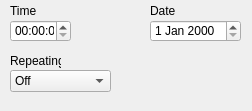
This is newschedule.ui in getupandgo/Alarm-clock-course-work- as Qt 5 draws it before an edit. The edited form follows.
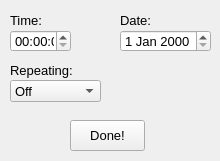
This is the edited form. Icons and pictures are not drawn.

Commit message: added few buttons and slots

Diff of the .ui file:
```diff
--- a/newschedule.ui
+++ b/newschedule.ui
@@ -6,8 +6,8 @@
    <rect>
     <x>0</x>
     <y>0</y>
-    <width>252</width>
-    <height>111</height>
+    <width>220</width>
+    <height>161</height>
    </rect>
   </property>
   <property name="windowTitle">
@@ -20,48 +20,68 @@
   <widget class="QLabel" name="label_3">
    <property name="geometry">
     <rect>
-     <x>150</x>
-     <y>0</y>
+     <x>120</x>
+     <y>10</y>
      <width>51</width>
      <height>21</height>
     </rect>
    </property>
+   <property name="font">
+    <font>
+     <pointsize>10</pointsize>
+    </font>
+   </property>
    <property name="text">
-    <string>Date</string>
+    <string>Date:</string>
    </property>
   </widget>
   <widget class="QTimeEdit" name="timeEdit">
    <property name="geometry">
     <rect>
      <x>10</x>
-     <y>20</y>
+     <y>30</y>
      <width>61</width>
      <height>22</height>
     </rect>
    </property>
+   <property name="font">
+    <font>
+     <pointsize>10</pointsize>
+    </font>
+   </property>
   </widget>
   <widget class="QLabel" name="label">
    <property name="geometry">
     <rect>
      <x>10</x>
-     <y>0</y>
+     <y>10</y>
      <width>51</width>
      <height>21</height>
     </rect>
    </property>
+   <property name="font">
+    <font>
+     <pointsize>10</pointsize>
+    </font>
+   </property>
    <property name="text">
-    <string>Time</string>
+    <string>Time:</string>
    </property>
   </widget>
   <widget class="QComboBox" name="repeatBox">
    <property name="geometry">
     <rect>
      <x>10</x>
-     <y>70</y>
-     <width>101</width>
+     <y>80</y>
+     <width>91</width>
      <height>22</height>
     </rect>
    </property>
+   <property name="font">
+    <font>
+     <pointsize>10</pointsize>
+    </font>
+   </property>
    <item>
     <property name="text">
      <string>Off</string>
@@ -92,24 +112,34 @@
    <property name="geometry">
     <rect>
      <x>10</x>
-     <y>50</y>
-     <width>51</width>
+     <y>60</y>
+     <width>71</width>
      <height>21</height>
     </rect>
    </property>
+   <property name="font">
+    <font>
+     <pointsize>10</pointsize>
+    </font>
+   </property>
    <property name="text">
-    <string>Repeating</string>
+    <string>Repeating:</string>
    </property>
   </widget>
   <widget class="QDateEdit" name="dateEdit">
    <property name="geometry">
     <rect>
-     <x>150</x>
-     <y>20</y>
+     <x>120</x>
+     <y>30</y>
      <width>91</width>
      <height>22</height>
     </rect>
    </property>
+   <property name="font">
+    <font>
+     <pointsize>10</pointsize>
+    </font>
+   </property>
    <property name="dateTime">
     <datetime>
      <hour>0</hour>
@@ -121,6 +151,24 @@
     </datetime>
    </property>
   </widget>
+  <widget class="QPushButton" name="acceptButton">
+   <property name="geometry">
+    <rect>
+     <x>70</x>
+     <y>120</y>
+     <width>75</width>
+     <height>31</height>
+    </rect>
+   </property>
+   <property name="font">
+    <font>
+     <pointsize>10</pointsize>
+    </font>
+   </property>
+   <property name="text">
+    <string>Done!</string>
+   </property>
+  </widget>
  </widget>
  <resources>
   <include location="images/images.qrc"/>
```
The commit also changes 5 other files.
